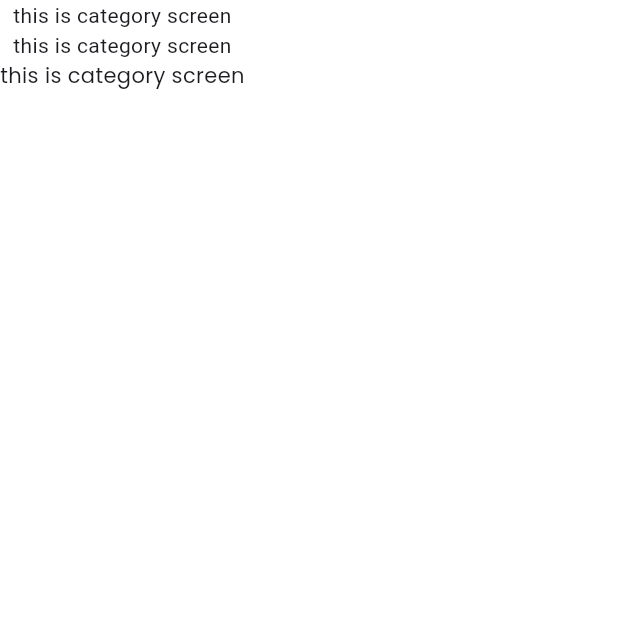
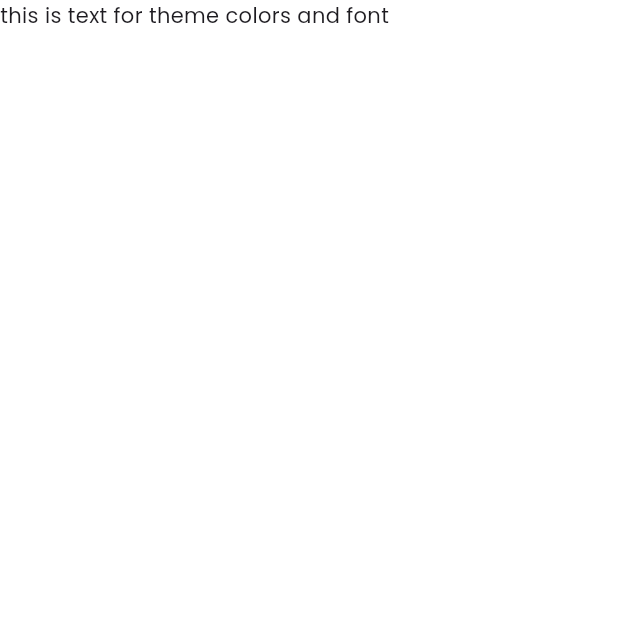
Before and after one commit to sagorahamed1/Restaurant, a Flutter app: the screen it shows after launch, after a tap on "this is dark", on a phone screen of 412 x 824 dp, the top half of it. Run offline on Flutter 3.47's test engine with Material 3 defaults, Android fonts, the phone set to English and light mode, and no system bars; our stand-ins replace get; Roboto replaces fonts that are missing (TrajanPro).

Commit message:
firsh commit

```diff
--- a/lib/main.dart
+++ b/lib/main.dart
@@ -2,6 +2,7 @@ import 'package:flutter/material.dart';
 import 'package:get/get.dart';
 import 'package:restaurent_kookbags/routes/app_routes.dart';
 import 'package:restaurent_kookbags/themes/dark_theme.dart';
+import 'package:restaurent_kookbags/themes/light_theme.dart';
 import 'view/screens/home/home_screen.dart';
 
 void main() {
@@ -15,8 +16,8 @@ class MyApp extends StatelessWidget {
   Widget build(BuildContext context) {
     return GetMaterialApp(
       debugShowCheckedModeBanner: false,
-      title: 'Flutter Demo',
-        theme: dark,
+      title: 'Restaurent App',
+        theme: light,
       initialRoute: AppRoutes.homeScreen,
       getPages: AppRoutes.routes,
       home: HomeScreen()
--- a/lib/themes/dark_theme.dart
+++ b/lib/themes/dark_theme.dart
@@ -3,19 +3,20 @@ import 'package:restaurent_kookbags/utils/app_colors.dart';
 
 ThemeData dark = ThemeData(
   scaffoldBackgroundColor: AppColors.bgColor,
+  fontFamily: "Poppins",
+  primarySwatch : Colors.deepOrange,
+  brightness: Brightness.dark,
+  appBarTheme: AppBarTheme(
+    color: Colors.grey[800], // Color for app bar
+  ),
+  textTheme: const TextTheme(
+    displaySmall : TextStyle(fontSize: 36.0, fontWeight: FontWeight.bold, color: Colors.white),
+    displayMedium : TextStyle(fontSize: 30.0, fontWeight: FontWeight.bold, color: Colors.white),
+    displayLarge : TextStyle(fontSize: 24.0, fontWeight: FontWeight.bold, color: Colors.white),
 
-
-
-
-
-  // textTheme: TextTheme(
-  //   displayLarge: TextStyle(color : Colors.red),
-  //   displayMedium: TextStyle(color : Colors.green),
-  //   displaySmall: TextStyle(color : Colors.red),
-  //
-  //
-  //   titleMedium: TextStyle(fontSize: 15.0, fontWeight: FontWeight.w500),
-  //   bodyMedium: TextStyle(fontSize: 12.0),
-  //   bodyLarge: TextStyle(fontSize: 14.0, fontWeight: FontWeight.w600),
-  // )
+  ),
+  buttonTheme: const ButtonThemeData(
+    buttonColor: Colors.deepPurple, // Color for buttons
+    textTheme: ButtonTextTheme.primary,
+  ),
 );
--- a/lib/themes/light_theme.dart
+++ b/lib/themes/light_theme.dart
@@ -1,5 +1,24 @@
 import 'package:flutter/material.dart';
 
 ThemeData light = ThemeData(
+  fontFamily: "Poppins",
+  primarySwatch: Colors.blue,
+  brightness: Brightness.light,
+  scaffoldBackgroundColor: Colors.white,
+  appBarTheme: const AppBarTheme(
+    color: Colors.blue, // Color for app bar
+  ),
 
+
+  textTheme: const TextTheme(
+    displaySmall: TextStyle(fontSize: 36.0, fontWeight: FontWeight.bold, color: Colors.black),
+    displayLarge: TextStyle(fontSize: 30.0, fontWeight: FontWeight.bold, color: Colors.black),
+    displayMedium : TextStyle(fontSize: 24.0, fontWeight: FontWeight.bold, color: Colors.black),
+  ),
+
+
+  buttonTheme: const ButtonThemeData(
+    buttonColor: Colors.blue, // Color for buttons
+    textTheme: ButtonTextTheme.primary,
+  ),
 );
--- a/lib/view/screens/category/category_screen.dart
+++ b/lib/view/screens/category/category_screen.dart
@@ -8,12 +8,7 @@ class CategoryScreen extends StatelessWidget {
     return Scaffold(
       body: Column(
         children: [
-          Text("this is category screen"),
-          Text("this is category screen",style: TextStyle(fontFamily: "TrajanPro"),),
-          Text(
-            "this is category screen",
-            style: TextStyle(fontFamily: "Poppins"),
-          ),
+          Text("this is text for theme colors and font")
         ],
       ),
     );
```
